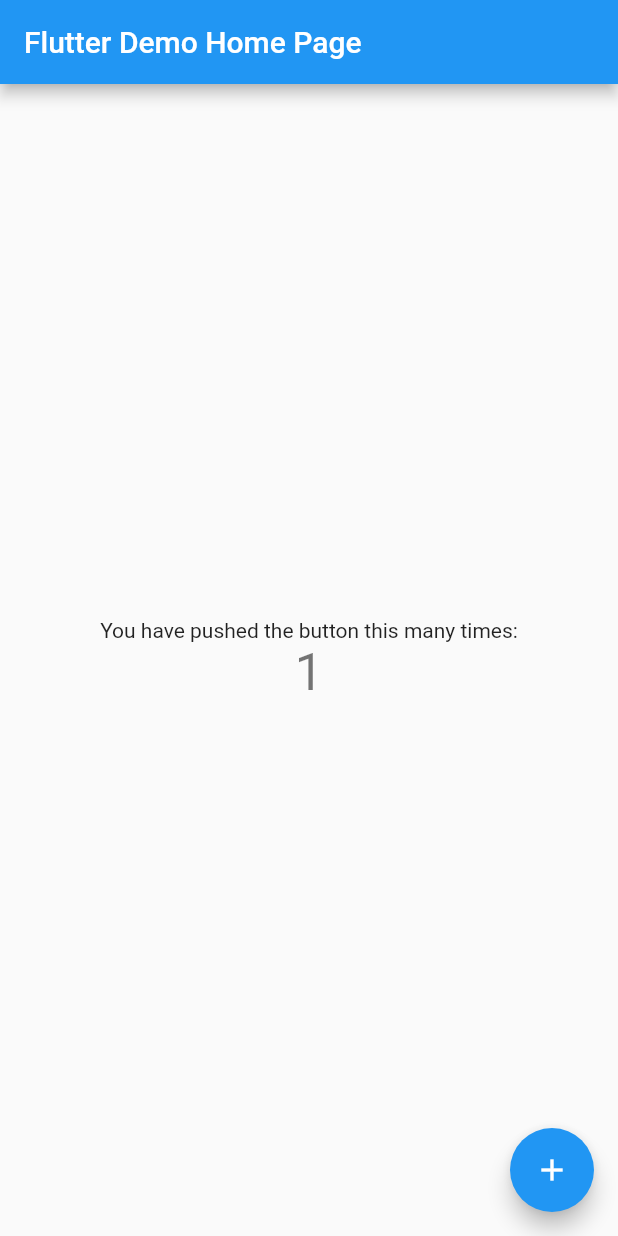
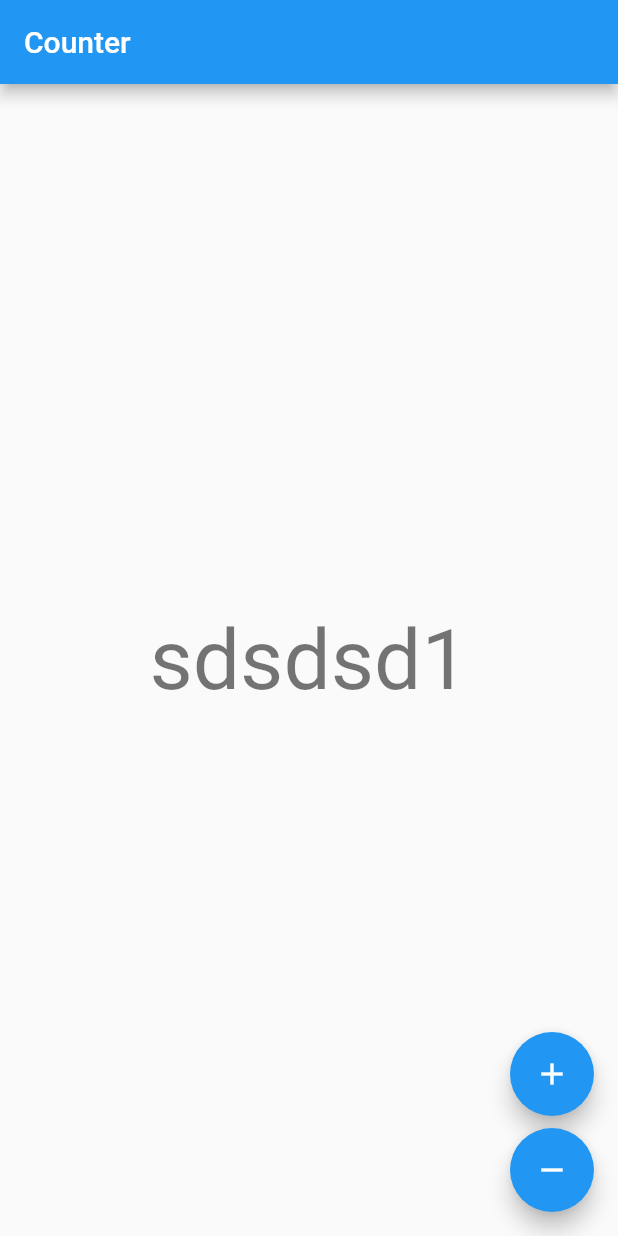
Before and after one commit to ckc64/bloc_practice, a Flutter app: the screen it shows after launch, after a tap on the "add" icon, on a phone screen of 412 x 824 dp. Run offline on Flutter 3.47's test engine with Material 2 defaults, Android fonts, the phone set to English and light mode, and no system bars; our stand-ins replace bloc, flutter_bloc.

Commit message:
added counter_app cubit

```diff
--- /dev/null
+++ b/counter_app/lib/app.dart
@@ -0,0 +1,7 @@
+import 'package:flutter/material.dart';
+
+import 'view/counter_page.dart';
+
+class CounterApp extends MaterialApp {
+  const CounterApp({Key? key}) : super(key: key, home: const CounterPage());
+}
--- /dev/null
+++ b/counter_app/lib/counter/counter.dart
@@ -0,0 +1,2 @@
+export 'cubit/counter_cubit.dart';
+export 'package:counter_app/view/counter_page.dart';
--- /dev/null
+++ b/counter_app/lib/counter/cubit/counter_cubit.dart
@@ -0,0 +1,9 @@
+import 'package:bloc/bloc.dart';
+
+class CounterCubit extends Cubit<int> {
+  CounterCubit() : super(0);
+
+  void increment() => emit(state + 1);
+
+  void decrement() => emit(state - 1);
+}
--- /dev/null
+++ b/counter_app/lib/counter_observer.dart
@@ -0,0 +1,10 @@
+import 'package:bloc/bloc.dart';
+
+class CounterObserver extends BlocObserver {
+  @override
+  void onChange(BlocBase bloc, Change change) {
+    super.onChange(bloc, change);
+    // TODO: implement onChange
+    print('${bloc.runtimeType} $change');
+  }
+}
--- a/counter_app/lib/main.dart
+++ b/counter_app/lib/main.dart
@@ -1,115 +1,10 @@
+import 'package:bloc/bloc.dart';
+import 'package:counter_app/counter_observer.dart';
 import 'package:flutter/material.dart';
 
+import 'app.dart';
+
 void main() {
-  runApp(const MyApp());
+  BlocOverrides.runZoned(() => runApp(const CounterApp()),
+      blocObserver: CounterObserver());
 }
-
-class MyApp extends StatelessWidget {
-  const MyApp({Key? key}) : super(key: key);
-
-  // This widget is the root of your application.
-  @override
-  Widget build(BuildContext context) {
-    return MaterialApp(
-      title: 'Flutter Demo',
-      theme: ThemeData(
-        // This is the theme of your application.
-        //
-        // Try running your application with "flutter run". You'll see the
-        // application has a blue toolbar. Then, without quitting the app, try
-        // changing the primarySwatch below to Colors.green and then invoke
-        // "hot reload" (press "r" in the console where you ran "flutter run",
-        // or simply save your changes to "hot reload" in a Flutter IDE).
-        // Notice that the counter didn't reset back to zero; the application
-        // is not restarted.
-        primarySwatch: Colors.blue,
-      ),
-      home: const MyHomePage(title: 'Flutter Demo Home Page'),
-    );
-  }
-}
-
-class MyHomePage extends StatefulWidget {
-  const MyHomePage({Key? key, required this.title}) : super(key: key);
-
-  // This widget is the home page of your application. It is stateful, meaning
-  // that it has a State object (defined below) that contains fields that affect
-  // how it looks.
-
-  // This class is the configuration for the state. It holds the values (in this
-  // case the title) provided by the parent (in this case the App widget) and
-  // used by the build method of the State. Fields in a Widget subclass are
-  // always marked "final".
-
-  final String title;
-
-  @override
-  State<MyHomePage> createState() => _MyHomePageState();
-}
-
-class _MyHomePageState extends State<MyHomePage> {
-  int _counter = 0;
-
-  void _incrementCounter() {
-    setState(() {
-      // This call to setState tells the Flutter framework that something has
-      // changed in this State, which causes it to rerun the build method below
-      // so that the display can reflect the updated values. If we changed
-      // _counter without calling setState(), then the build method would not be
-      // called again, and so nothing would appear to happen.
-      _counter++;
-    });
-  }
-
-  @override
-  Widget build(BuildContext context) {
-    // This method is rerun every time setState is called, for instance as done
-    // by the _incrementCounter method above.
-    //
-    // The Flutter framework has been optimized to make rerunning build methods
-    // fast, so that you can just rebuild anything that needs updating rather
-    // than having to individually change instances of widgets.
-    return Scaffold(
-      appBar: AppBar(
-        // Here we take the value from the MyHomePage object that was created by
-        // the App.build method, and use it to set our appbar title.
-        title: Text(widget.title),
-      ),
-      body: Center(
-        // Center is a layout widget. It takes a single child and positions it
-        // in the middle of the parent.
-        child: Column(
-          // Column is also a layout widget. It takes a list of children and
-          // arranges them vertically. By default, it sizes itself to fit its
-          // children horizontally, and tries to be as tall as its parent.
-          //
-          // Invoke "debug painting" (press "p" in the console, choose the
-          // "Toggle Debug Paint" action from the Flutter Inspector in Android
-          // Studio, or the "Toggle Debug Paint" command in Visual Studio Code)
-          // to see the wireframe for each widget.
-          //
-          // Column has various properties to control how it sizes itself and
-          // how it positions its children. Here we use mainAxisAlignment to
-          // center the children vertically; the main axis here is the vertical
-          // axis because Columns are vertical (the cross axis would be
-          // horizontal).
-          mainAxisAlignment: MainAxisAlignment.center,
-          children: <Widget>[
-            const Text(
-              'You have pushed the button this many times:',
-            ),
-            Text(
-              '$_counter',
-              style: Theme.of(context).textTheme.headline4,
-            ),
-          ],
-        ),
-      ),
-      floatingActionButton: FloatingActionButton(
-        onPressed: _incrementCounter,
-        tooltip: 'Increment',
-        child: const Icon(Icons.add),
-      ), // This trailing comma makes auto-formatting nicer for build methods.
-    );
-  }
-}
--- /dev/null
+++ b/counter_app/lib/view/counter_page.dart
@@ -0,0 +1,15 @@
+import 'package:flutter/src/foundation/key.dart';
+import 'package:flutter/src/widgets/framework.dart';
+import 'package:flutter_bloc/flutter_bloc.dart';
+
+import '../counter/cubit/counter_cubit.dart';
+import 'counter_view.dart';
+
+class CounterPage extends StatelessWidget {
+  const CounterPage({Key? key}) : super(key: key);
+
+  @override
+  Widget build(BuildContext context) {
+    return BlocProvider(create: (_) => CounterCubit(), child: CounterView());
+  }
+}
--- /dev/null
+++ b/counter_app/lib/view/counter_view.dart
@@ -0,0 +1,39 @@
+import 'package:flutter/material.dart';
+import 'package:flutter_bloc/flutter_bloc.dart';
+import '../counter/cubit/counter_cubit.dart';
+
+class CounterView extends StatelessWidget {
+  const CounterView({Key? key}) : super(key: key);
+
+  @override
+  Widget build(BuildContext context) {
+    final textTheme = Theme.of(context).textTheme;
+    return Scaffold(
+      appBar: AppBar(title: const Text('Counter')),
+      body: Center(
+        child: BlocBuilder<CounterCubit, int>(
+          builder: (context, state) {
+            return Text('sdsdsd$state', style: textTheme.headline2);
+          },
+        ),
+      ),
+      floatingActionButton: Column(
+        mainAxisAlignment: MainAxisAlignment.end,
+        crossAxisAlignment: CrossAxisAlignment.end,
+        children: <Widget>[
+          FloatingActionButton(
+            key: const Key('counterView_increment_floatingActionButton'),
+            child: const Icon(Icons.add),
+            onPressed: () => context.read<CounterCubit>().increment(),
+          ),
+          const SizedBox(height: 8),
+          FloatingActionButton(
+            key: const Key('counterView_decrement_floatingActionButton'),
+            child: const Icon(Icons.remove),
+            onPressed: () => context.read<CounterCubit>().decrement(),
+          ),
+        ],
+      ),
+    );
+  }
+}
```
Also changed, not shown: counter_app/pubspec.yaml (+7 -34 lines), counter_app/pubspec.lock.
